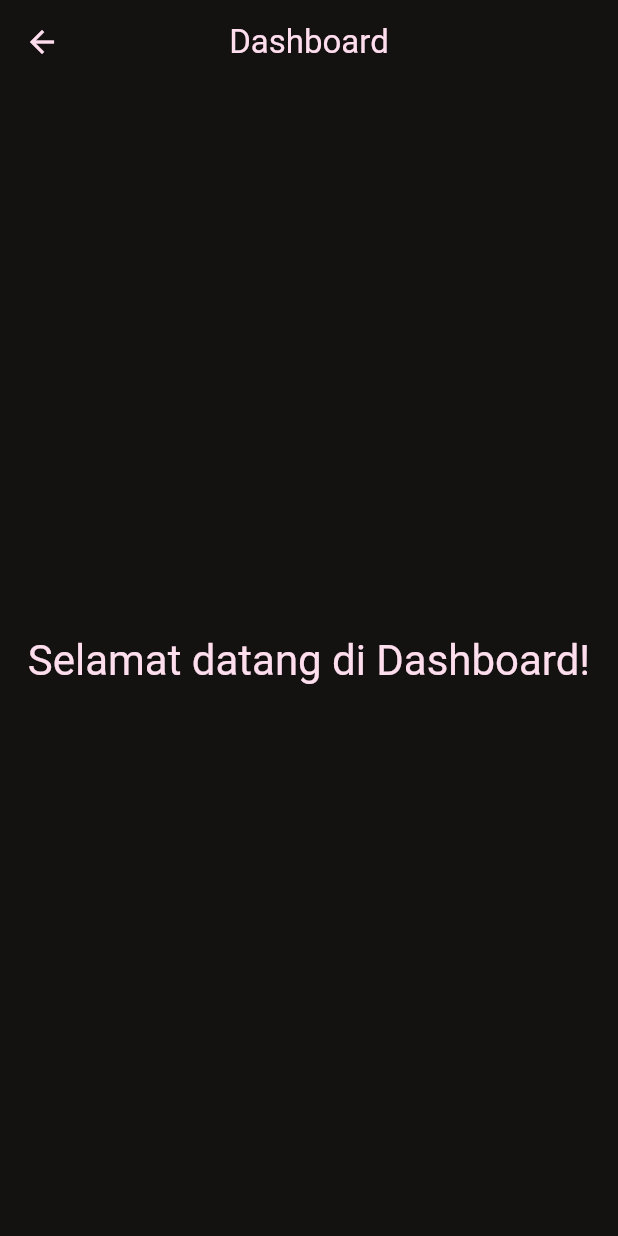
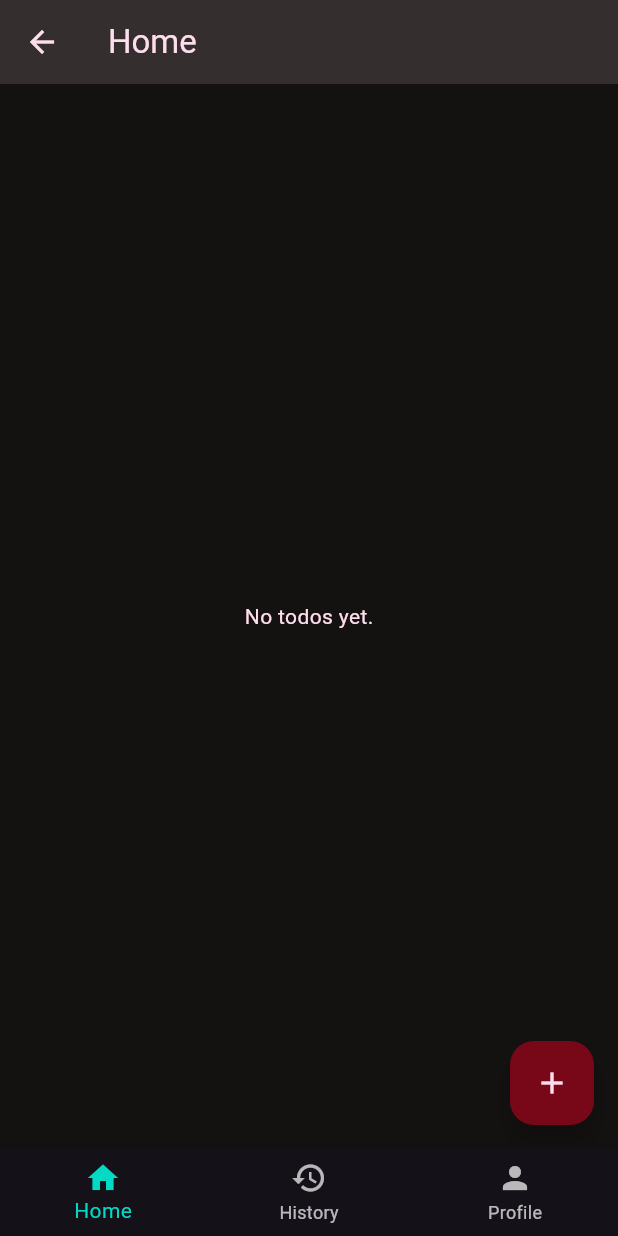
Before and after one commit to ozorozor/toDoListApp, a Flutter app: the DashboardPage screen opened by its route, on a phone screen of 412 x 824 dp. Run offline on Flutter 3.47's test engine with Material 3 defaults, Android fonts, the phone set to English and light mode, and no system bars; our stand-ins replace get.

Commit message:
[AN] add todo, homepage, profile

```diff
--- /dev/null
+++ b/lib/controllers/todo_contoller.dart
@@ -0,0 +1,18 @@
+import 'package:get/get.dart';
+import 'package:flutter_application_1/models/todo.dart';
+
+class TodoController extends GetxController {
+  var todos = <Todo>[].obs;
+
+  void addTodo(Todo todo) {
+    todos.add(todo);
+  }
+
+  void updateStatus(int index, String newStatus) {
+    todos[index].status.value = newStatus;
+  }
+
+  void removeTodo(int index) {
+    todos.removeAt(index);
+  }
+}
--- /dev/null
+++ b/lib/models/todo.dart
@@ -0,0 +1,15 @@
+import 'package:get/get.dart';
+
+class Todo {
+  String title;
+  String description;
+  String category;
+  RxString status; // observable status
+
+  Todo({
+    required this.title,
+    required this.description,
+    required this.category,
+    String status = 'Progress',
+  }) : status = status.obs;
+}
--- a/lib/pages/dashboard_page.dart
+++ b/lib/pages/dashboard_page.dart
@@ -1,27 +1,52 @@
 import 'package:flutter/material.dart';
+import 'home_page.dart';
+import 'history_page.dart';
+import 'profile_page.dart';
 
-class DashboardPage extends StatelessWidget {
+class DashboardPage extends StatefulWidget {
   const DashboardPage({super.key});
 
   @override
+  State<DashboardPage> createState() => _DashboardPageState();
+}
+
+class _DashboardPageState extends State<DashboardPage> {
+  int _selectedIndex = 0;
+
+  final List<Widget> _pages = [
+    HomePage(),
+    const HistoryPage(),
+    const ProfilePage(),
+  ];
+
+  void _onItemTapped(int index) {
+    setState(() {
+      _selectedIndex = index;
+    });
+  }
+
+  @override
   Widget build(BuildContext context) {
-    final theme = Theme.of(context);
-
     return Scaffold(
-      appBar: AppBar(
-        title: const Text('Dashboard'),
-        centerTitle: true,
-        elevation: 0,
-        backgroundColor: theme.colorScheme.background,
-        foregroundColor: theme.colorScheme.onBackground,
+      body: _pages[_selectedIndex],
+      bottomNavigationBar: BottomNavigationBar(
+        currentIndex: _selectedIndex,
+        onTap: _onItemTapped,
+        items: const [
+          BottomNavigationBarItem(
+            icon: Icon(Icons.home),
+            label: 'Home',
+          ),
+          BottomNavigationBarItem(
+            icon: Icon(Icons.history),
+            label: 'History',
+          ),
+          BottomNavigationBarItem(
+            icon: Icon(Icons.person),
+            label: 'Profile',
+          ),
+        ],
       ),
-      body: Center(
-        child: Text(
-          'Selamat datang di Dashboard!',
-          style: theme.textTheme.headlineMedium,
-        ),
-      ),
-      backgroundColor: theme.colorScheme.background,
     );
   }
 }
--- /dev/null
+++ b/lib/pages/home_page.dart
@@ -0,0 +1,59 @@
+import 'package:flutter/material.dart';
+import 'package:get/get.dart';
+import 'package:flutter_application_1/controllers/todo_contoller.dart';
+import 'package:flutter_application_1/models/todo.dart';
+import 'package:flutter_application_1/pages/add_todo_pages.dart';
+
+class HomePage extends StatelessWidget {
+  HomePage({super.key});
+
+  final TodoController todoController = Get.find();
+
+  @override
+  Widget build(BuildContext context) {
+    return Scaffold(
+      appBar: AppBar(
+        title: const Text('Home'),
+      ),
+      body: Obx(() {
+        if (todoController.todos.isEmpty) {
+          return const Center(child: Text('No todos yet.'));
+        }
+
+        return ListView.builder(
+          itemCount: todoController.todos.length,
+          itemBuilder: (context, index) {
+            final todo = todoController.todos[index];
+            return ListTile(
+              title: Text(todo.title),
+              subtitle: Text(todo.description),
+              trailing: Text(
+                todo.status.value,
+                style: TextStyle(
+                  color: getStatusColor(todo.status.value),
+                  fontWeight: FontWeight.bold,
+                ),
+              ),
+            );
+          },
+        );
+      }),
+      floatingActionButton: FloatingActionButton(
+        onPressed: () => Get.to(() => const AddTodoPage()),
+        child: const Icon(Icons.add),
+      ),
+    );
+  }
+
+  Color getStatusColor(String status) {
+    switch (status) {
+      case 'Complete':
+        return Colors.green;
+      case 'Cancel':
+        return Colors.red;
+      case 'Progress':
+      default:
+        return Colors.orange;
+    }
+  }
+}
--- a/pubspec.yaml
+++ b/pubspec.yaml
@@ -30,6 +30,7 @@ environment:
 dependencies:
   flutter:
     sdk: flutter
+  get: ^4.6.5
 
   # The following adds the Cupertino Icons font to your application.
   # Use with the CupertinoIcons class for iOS style icons.
```
Also changed, not shown: lib/main.dart (+16 -7 lines), lib/pages/add_todo_pages.dart (added, +116 -0 lines), lib/pages/history_page.dart (added, +13 -0 lines), lib/pages/profile_page.dart (added, +23 -0 lines), lib/bindings/auth_binding.dart (added), lib/bindings/home_binding.dart (added), lib/controllers/auth_controller.dart (added), lib/controllers/home_controller.dart (added), lib/reusable_widgets/custom_button.dart (added), lib/reusable_widgets/custom_text_field.dart (added), lib/reusable_widgets/todo.dart (added), pubspec.lock.
